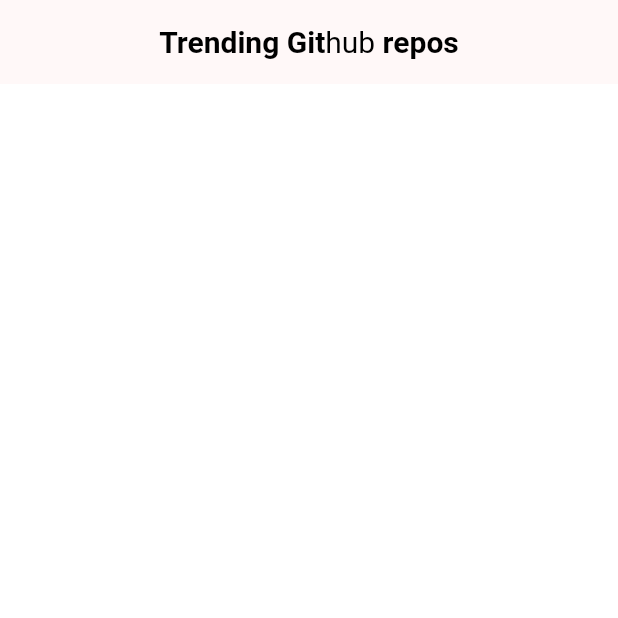
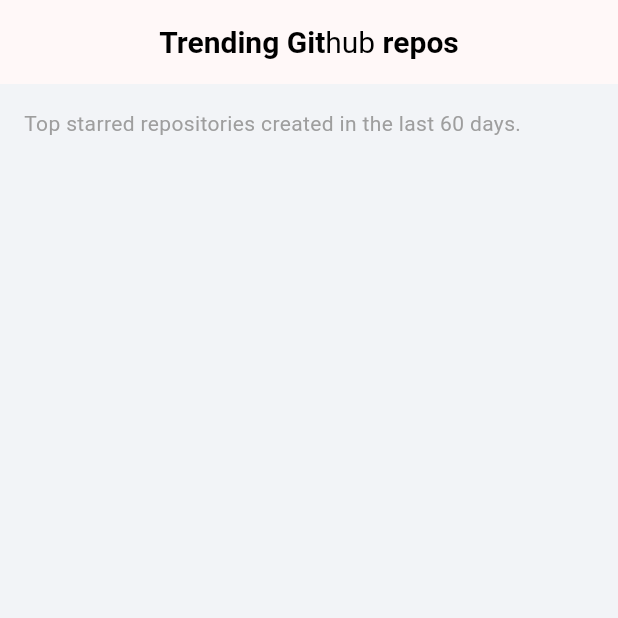
Before and after one commit to hasaanmk11/git_trend, a Flutter app: the screen it shows after launch, on a phone screen of 412 x 824 dp, the top half of it. Run offline on Flutter 3.47's test engine with Material 3 defaults, Android fonts, the phone set to English and light mode, and no system bars.

Commit message:
added the top text

```diff
--- /dev/null
+++ b/app/lib/features/core/theme/colors.dart
@@ -0,0 +1,7 @@
+import 'package:flutter/material.dart';
+
+class AppColors {
+  static Color appBlackColor = Colors.black;
+  static Color appWhiteColor = Colors.white;
+  static Color appGreyColor = Colors.grey;
+}
--- a/app/lib/features/presentation/pages/home_page.dart
+++ b/app/lib/features/presentation/pages/home_page.dart
@@ -1,11 +1,26 @@
+import 'package:flutter/material.dart';
 import 'package:app/features/core/widgets/app_bar.dart';
-import 'package:flutter/material.dart';
 
 class HomePage extends StatelessWidget {
   const HomePage({super.key});
 
   @override
   Widget build(BuildContext context) {
-    return Scaffold(appBar: buildAppBar(), backgroundColor: Colors.white);
+    return Scaffold(
+      appBar: buildAppBar(),
+      backgroundColor: const Color(0xffF2F4F7),
+      body: Column(
+        crossAxisAlignment: CrossAxisAlignment.start,
+        children: [
+          const Padding(
+            padding: EdgeInsets.all(16),
+            child: Text(
+              'Top starred repositories created in the last 60 days.',
+              style: TextStyle(fontSize: 14, color: Colors.grey),
+            ),
+          ),
+        ],
+      ),
+    );
   }
 }
```
